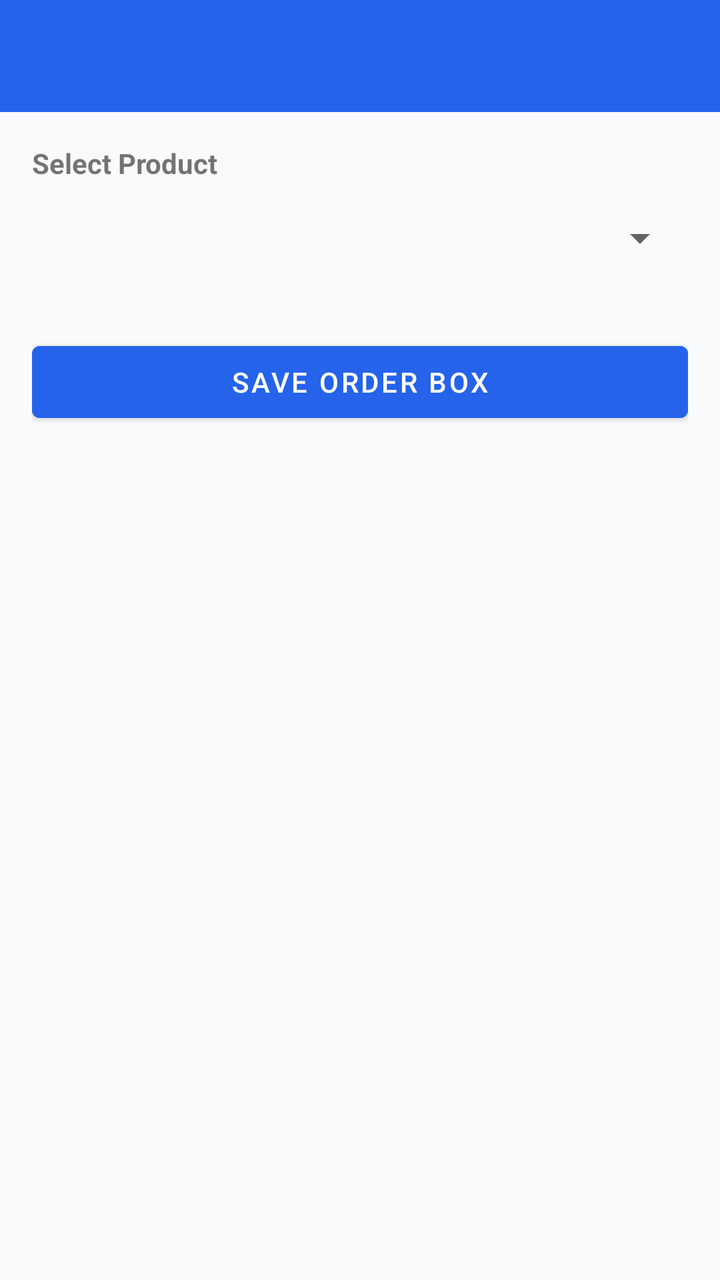
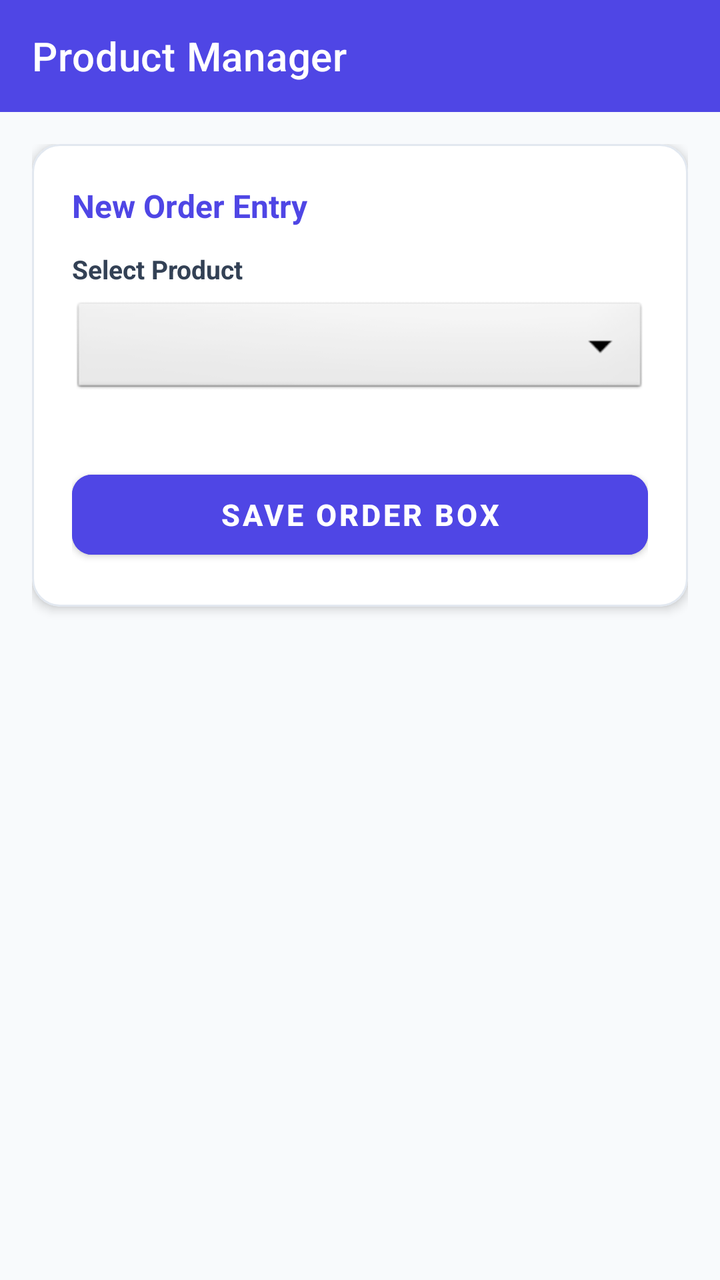

An Android layout rendered at two revisions. The XML below is the earlier revision; the diff shows what the commit changed to produce the second picture.
<!-- AndroidManifest.xml: application theme Theme.MaterialComponents.DayNight.NoActionBar -->
<!-- res/layout/activity_main.xml -->
<?xml version="1.0" encoding="utf-8"?>
<LinearLayout xmlns:android="http://schemas.android.com/apk/res/android"
    android:layout_width="match_parent"
    android:layout_height="match_parent"
    android:orientation="vertical"
    android:background="#F9FAFB">

    <androidx.appcompat.widget.Toolbar
        android:id="@+id/toolbar"
        android:layout_width="match_parent"
        android:layout_height="?attr/actionBarSize"
        android:background="#2563EB"
        android:theme="@style/ThemeOverlay.AppCompat.Dark.ActionBar"
        android:title="Product Manager"
        android:titleTextColor="#FFFFFF" />

    <ScrollView
        android:layout_width="match_parent"
        android:layout_height="match_parent"
        android:padding="16dp">

        <LinearLayout
            android:layout_width="match_parent"
            android:layout_height="wrap_content"
            android:orientation="vertical">

            
            <LinearLayout
                android:id="@+id/layoutHome"
                android:layout_width="match_parent"
                android:layout_height="wrap_content"
                android:orientation="vertical">

                <TextView 
                    android:layout_width="wrap_content"
                    android:layout_height="wrap_content"
                    android:text="Select Product" 
                    android:textStyle="bold" 
                    android:layout_marginBottom="4dp"/>
                <Spinner
                    android:id="@+id/spinnerHomeProduct"
                    android:layout_width="match_parent"
                    android:layout_height="48dp"
                    android:layout_marginBottom="12dp"/>

                <LinearLayout
                    android:id="@+id/layoutOrderInputs"
                    android:layout_width="match_parent"
                    android:layout_height="wrap_content"
                    android:orientation="vertical"
                    android:layout_marginBottom="12dp"/>

                <Button
                    android:id="@+id/btnSaveOrder"
                    android:layout_width="match_parent"
                    android:layout_height="wrap_content"
                    android:text="Save Order Box"
                    android:backgroundTint="#2563EB"
                    android:textColor="#FFFFFF"/>

                <LinearLayout
                    android:id="@+id/layoutSavedBoxes"
                    android:layout_width="match_parent"
                    android:layout_height="wrap_content"
                    android:orientation="vertical"
                    android:layout_marginTop="16dp"/>
            </LinearLayout>

            
            <LinearLayout
                android:id="@+id/layoutProductConfig"
                android:layout_width="match_parent"
                android:layout_height="wrap_content"
                android:orientation="vertical"
                android:visibility="gone">

                <TextView 
                    android:layout_width="wrap_content"
                    android:layout_height="wrap_content"
                    android:text="Product Name" 
                    android:textStyle="bold" 
                    android:layout_marginBottom="4dp"/>
                <EditText
                    android:id="@+id/etProductName"
                    android:layout_width="match_parent"
                    android:layout_height="wrap_content"
                    android:hint="Enter Product Name"
                    android:layout_marginBottom="12dp"/>

                <TextView 
                    android:layout_width="wrap_content"
                    android:layout_height="wrap_content"
                    android:text="Product Sizes" 
                    android:textStyle="bold" 
                    android:layout_marginBottom="4dp"/>
                <LinearLayout
                    android:id="@+id/layoutSizeRows"
                    android:layout_width="match_parent"
                    android:layout_height="wrap_content"
                    android:orientation="vertical"
                    android:layout_marginBottom="8dp"/>

                <Button
                    android:id="@+id/btnAddSize"
                    android:layout_width="wrap_content"
                    android:layout_height="wrap_content"
                    android:text="+ Add Size"
                    android:backgroundTint="#10B981"
                    android:textColor="#FFFFFF"
                    android:layout_marginBottom="16dp"/>

                <TextView 
                    android:layout_width="wrap_content"
                    android:layout_height="wrap_content"
                    android:text="Big Sizes Range" 
                    android:textStyle="bold" 
                    android:layout_marginBottom="4dp"/>
                <LinearLayout
                    android:layout_width="match_parent"
                    android:layout_height="wrap_content"
                    android:orientation="horizontal"
                    android:layout_marginBottom="12dp">
                    <EditText
                        android:id="@+id/etBigFrom"
                        android:layout_width="0dp"
                        android:layout_height="wrap_content"
                        android:layout_weight="1"
                        android:hint="Size From"/>
                    <EditText
                        android:id="@+id/etBigTo"
                        android:layout_width="0dp"
                        android:layout_height="wrap_content"
                        android:layout_weight="1"
                        android:hint="Size To"/>
                </LinearLayout>

                <TextView 
                    android:layout_width="wrap_content"
                    android:layout_height="wrap_content"
                    android:text="Small Sizes Range" 
                    android:textStyle="bold" 
                    android:layout_marginBottom="4dp"/>
                <LinearLayout
                    android:layout_width="match_parent"
                    android:layout_height="wrap_content"
                    android:orientation="horizontal"
                    android:layout_marginBottom="16dp">
                    <EditText
                        android:id="@+id/etSmallFrom"
                        android:layout_width="0dp"
                        android:layout_height="wrap_content"
                        android:layout_weight="1"
                        android:hint="Size From"/>
                    <EditText
                        android:id="@+id/etSmallTo"
                        android:layout_width="0dp"
                        android:layout_height="wrap_content"
                        android:layout_weight="1"
                        android:hint="Size To"/>
                </LinearLayout>

                <Button
                    android:id="@+id/btnSaveProduct"
                    android:layout_width="match_parent"
                    android:layout_height="wrap_content"
                    android:text="Save Product"
                    android:backgroundTint="#2563EB"
                    android:textColor="#FFFFFF"/>
            </LinearLayout>

            
            <LinearLayout
                android:id="@+id/layoutProductRates"
                android:layout_width="match_parent"
                android:layout_height="wrap_content"
                android:orientation="vertical"
                android:visibility="gone">

                <TextView 
                    android:layout_width="wrap_content"
                    android:layout_height="wrap_content"
                    android:text="Select Product" 
                    android:textStyle="bold" 
                    android:layout_marginBottom="4dp"/>
                <Spinner
                    android:id="@+id/spinnerRateProduct"
                    android:layout_width="match_parent"
                    android:layout_height="48dp"
                    android:layout_marginBottom="12dp"/>

                <TextView
                    android:id="@+id/tvBigRateLabel"
                    android:layout_width="wrap_content"
                    android:layout_height="wrap_content"
                    android:text="Big Product Rates"
                    android:textStyle="bold"
                    android:layout_marginBottom="4dp"/>
                <EditText
                    android:id="@+id/etBigRate"
                    android:layout_width="match_parent"
                    android:layout_height="wrap_content"
                    android:inputType="numberDecimal"
                    android:layout_marginBottom="12dp"/>

                <TextView
                    android:id="@+id/tvSmallRateLabel"
                    android:layout_width="wrap_content"
                    android:layout_height="wrap_content"
                    android:text="Small Product Rates"
                    android:textStyle="bold"
                    android:layout_marginBottom="4dp"/>
                <EditText
                    android:id="@+id/etSmallRate"
                    android:layout_width="match_parent"
                    android:layout_height="wrap_content"
                    android:inputType="numberDecimal"
                    android:layout_marginBottom="16dp"/>

                <Button
                    android:id="@+id/btnSaveRates"
                    android:layout_width="match_parent"
                    android:layout_height="wrap_content"
                    android:text="Save Rates"
                    android:backgroundTint="#2563EB"
                    android:textColor="#FFFFFF"/>
            </LinearLayout>

        </LinearLayout>
    </ScrollView>
</LinearLayout>
<!-- resources referenced by this layout -->
<resources>

</resources>

<!-- the commit's change to res/layout/activity_main.xml (unified diff, before → after) -->
@@ -1,23 +1,26 @@
 <?xml version="1.0" encoding="utf-8"?>
 <LinearLayout xmlns:android="http://schemas.android.com/apk/res/android"
+    xmlns:app="http://schemas.android.com/apk/res-auto"
     android:layout_width="match_parent"
     android:layout_height="match_parent"
     android:orientation="vertical"
-    android:background="#F9FAFB">
-
+    android:background="#F8FAFC">
+
+    
     <androidx.appcompat.widget.Toolbar
         android:id="@+id/toolbar"
         android:layout_width="match_parent"
         android:layout_height="?attr/actionBarSize"
-        android:background="#2563EB"
+        android:background="#4F46E5"
         android:theme="@style/ThemeOverlay.AppCompat.Dark.ActionBar"
-        android:title="Product Manager"
-        android:titleTextColor="#FFFFFF" />
+        app:title="Product Manager"
+        app:titleTextColor="#FFFFFF" />
 
     <ScrollView
         android:layout_width="match_parent"
         android:layout_height="match_parent"
-        android:padding="16dp">
+        android:padding="16dp"
+        android:clipToPadding="false">
 
         <LinearLayout
             android:layout_width="match_parent"
@@ -25,205 +28,314 @@
             android:orientation="vertical">
 
             
-            <LinearLayout
+            <com.google.android.material.card.MaterialCardView
                 android:id="@+id/layoutHome"
                 android:layout_width="match_parent"
                 android:layout_height="wrap_content"
-                android:orientation="vertical">
-
-                <TextView 
-                    android:layout_width="wrap_content"
-                    android:layout_height="wrap_content"
-                    android:text="Select Product" 
-                    android:textStyle="bold" 
-                    android:layout_marginBottom="4dp"/>
-                <Spinner
-                    android:id="@+id/spinnerHomeProduct"
-                    android:layout_width="match_parent"
-                    android:layout_height="48dp"
-                    android:layout_marginBottom="12dp"/>
+                android:layout_marginBottom="16dp"
+                app:cardCornerRadius="14dp"
+                app:cardElevation="3dp"
+                app:cardUseCompatPadding="false"
+                app:strokeWidth="1dp"
+                app:strokeColor="#E2E8F0">
 
                 <LinearLayout
-                    android:id="@+id/layoutOrderInputs"
                     android:layout_width="match_parent"
                     android:layout_height="wrap_content"
                     android:orientation="vertical"
-                    android:layout_marginBottom="12dp"/>
-
-                <Button
-                    android:id="@+id/btnSaveOrder"
-                    android:layout_width="match_parent"
-                    android:layout_height="wrap_content"
-                    android:text="Save Order Box"
-                    android:backgroundTint="#2563EB"
-                    android:textColor="#FFFFFF"/>
+                    android:padding="20dp">
+
+                    <TextView
+                        android:layout_width="wrap_content"
+                        android:layout_height="wrap_content"
+                        android:text="New Order Entry"
+                        android:textSize="16sp"
+                        android:textStyle="bold"
+                        android:textColor="#4F46E5"
+                        android:layout_marginBottom="12dp"/>
+
+                    <TextView 
+                        android:layout_width="wrap_content"
+                        android:layout_height="wrap_content"
+                        android:text="Select Product" 
+                        android:textSize="13sp"
+                        android:textStyle="bold" 
+                        android:textColor="#334155"
+                        android:layout_marginBottom="6dp"/>
+                    <Spinner
+                        android:id="@+id/spinnerHomeProduct"
+                        android:layout_width="match_parent"
+                        android:layout_height="50dp"
+                        android:background="@android:drawable/btn_dropdown"
+                        android:layout_marginBottom="16dp"/>
+
+                    <LinearLayout
+                        android:id="@+id/layoutOrderInputs"
+                        android:layout_width="match_parent"
+                        android:layout_height="wrap_content"
+                        android:orientation="vertical"
+                        android:layout_marginBottom="16dp"/>
+
+                    <Button
+                        android:id="@+id/btnSaveOrder"
+                        android:layout_width="match_parent"
+                        android:layout_height="52dp"
+                        android:text="Save Order Box"
+                        android:textSize="15sp"
+                        android:textStyle="bold"
+                        android:backgroundTint="#4F46E5"
+                        android:textColor="#FFFFFF"
+                        app:cornerRadius="10dp"/>
+
+                </LinearLayout>
+            </com.google.android.material.card.MaterialCardView>
+
+            
+            <LinearLayout
+                android:id="@+id/layoutSavedBoxes"
+                android:layout_width="match_parent"
+                android:layout_height="wrap_content"
+                android:orientation="vertical"/>
+
+            
+            <com.google.android.material.card.MaterialCardView
+                android:id="@+id/layoutProductConfig"
+                android:layout_width="match_parent"
+                android:layout_height="wrap_content"
+                android:layout_marginBottom="16dp"
+                android:visibility="gone"
+                app:cardCornerRadius="14dp"
+                app:cardElevation="3dp"
+                app:strokeWidth="1dp"
+                app:strokeColor="#E2E8F0">
 
                 <LinearLayout
-                    android:id="@+id/layoutSavedBoxes"
                     android:layout_width="match_parent"
                     android:layout_height="wrap_content"
                     android:orientation="vertical"
-                    android:layout_marginTop="16dp"/>
-            </LinearLayout>
+                    android:padding="20dp">
+
+                    <TextView
+                        android:layout_width="wrap_content"
+                        android:layout_height="wrap_content"
+                        android:text="Add Product &amp; Sizes"
+                        android:textSize="16sp"
+                        android:textStyle="bold"
+                        android:textColor="#4F46E5"
+                        android:layout_marginBottom="16dp"/>
+
+                    <TextView 
+                        android:layout_width="wrap_content"
+                        android:layout_height="wrap_content"
+                        android:text="Product Name" 
+                        android:textSize="13sp"
+                        android:textStyle="bold" 
+                        android:textColor="#334155"
+                        android:layout_marginBottom="6dp"/>
+                    <EditText
+                        android:id="@+id/etProductName"
+                        android:layout_width="match_parent"
+                        android:layout_height="50dp"
+                        android:hint="Enter Product Name"
+                        android:paddingHorizontal="12dp"
+                        android:background="@android:drawable/editbox_background_normal"
+                        android:layout_marginBottom="16dp"/>
+
+                    <TextView 
+                        android:layout_width="wrap_content"
+                        android:layout_height="wrap_content"
+                        android:text="Product Sizes" 
+                        android:textSize="13sp"
+                        android:textStyle="bold" 
+                        android:textColor="#334155"
+                        android:layout_marginBottom="6dp"/>
+                    <LinearLayout
+                        android:id="@+id/layoutSizeRows"
+                        android:layout_width="match_parent"
+                        android:layout_height="wrap_content"
+                        android:orientation="vertical"
+                        android:layout_marginBottom="8dp"/>
+
+                    <Button
+                        android:id="@+id/btnAddSize"
+                        android:layout_width="wrap_content"
+                        android:layout_height="44dp"
+                        android:text="+ Add Size"
+                        android:textStyle="bold"
+                        android:backgroundTint="#10B981"
+                        android:textColor="#FFFFFF"
+                        app:cornerRadius="8dp"
+                        android:layout_marginBottom="16dp"/>
+
+                    <TextView 
+                        android:layout_width="wrap_content"
+                        android:layout_height="wrap_content"
+                        android:text="Big Sizes Range" 
+                        android:textSize="13sp"
+                        android:textStyle="bold" 
+                        android:textColor="#334155"
+                        android:layout_marginBottom="6dp"/>
+                    <LinearLayout
+                        android:layout_width="match_parent"
+                        android:layout_height="wrap_content"
+                        android:orientation="horizontal"
+                        android:layout_marginBottom="16dp">
+                        <EditText
+                            android:id="@+id/etBigFrom"
+                            android:layout_width="0dp"
+                            android:layout_height="48dp"
+                            android:layout_weight="1"
+                            android:hint="Size From"
+                            android:paddingHorizontal="10dp"
+                            android:background="@android:drawable/editbox_background_normal"
+                            android:layout_marginRight="8dp"/>
+                        <EditText
+                            android:id="@+id/etBigTo"
+                            android:layout_width="0dp"
+                            android:layout_height="48dp"
+                            android:layout_weight="1"
+                            android:hint="Size To"
+                            android:paddingHorizontal="10dp"
+                            android:background="@android:drawable/editbox_background_normal"/>
+                    </LinearLayout>
+
+                    <TextView 
+                        android:layout_width="wrap_content"
+                        android:layout_height="wrap_content"
+                        android:text="Small Sizes Range" 
+                        android:textSize="13sp"
+                        android:textStyle="bold" 
+                        android:textColor="#334155"
+                        android:layout_marginBottom="6dp"/>
+                    <LinearLayout
+                        android:layout_width="match_parent"
+                        android:layout_height="wrap_content"
+                        android:orientation="horizontal"
+                        android:layout_marginBottom="20dp">
+                        <EditText
+                            android:id="@+id/etSmallFrom"
+                            android:layout_width="0dp"
+                            android:layout_height="48dp"
+                            android:layout_weight="1"
+                            android:hint="Size From"
+                            android:paddingHorizontal="10dp"
+                            android:background="@android:drawable/editbox_background_normal"
+                            android:layout_marginRight="8dp"/>
+                        <EditText
+                            android:id="@+id/etSmallTo"
+                            android:layout_width="0dp"
+                            android:layout_height="48dp"
+                            android:layout_weight="1"
+                            android:hint="Size To"
+                            android:paddingHorizontal="10dp"
+                            android:background="@android:drawable/editbox_background_normal"/>
+                    </LinearLayout>
+
+                    <Button
+                        android:id="@+id/btnSaveProduct"
+                        android:layout_width="match_parent"
+                        android:layout_height="52dp"
+                        android:text="Save Product"
+                        android:textStyle="bold"
+                        android:backgroundTint="#4F46E5"
+                        android:textColor="#FFFFFF"
+                        app:cornerRadius="10dp"/>
+
+                </LinearLayout>
+            </com.google.android.material.card.MaterialCardView>
 
             
-            <LinearLayout
-                android:id="@+id/layoutProductConfig"
+            <com.google.android.material.card.MaterialCardView
+                android:id="@+id/layoutProductRates"
                 android:layout_width="match_parent"
                 android:layout_height="wrap_content"
-                android:orientation="vertical"
-                android:visibility="gone">
-
-                <TextView 
-                    android:layout_width="wrap_content"
-                    android:layout_height="wrap_content"
-                    android:text="Product Name" 
-                    android:textStyle="bold" 
-                    android:layout_marginBottom="4dp"/>
-                <EditText
-                    android:id="@+id/etProductName"
-                    android:layout_width="match_parent"
-                    android:layout_height="wrap_content"
-                    android:hint="Enter Product Name"
-                    android:layout_marginBottom="12dp"/>
-
-                <TextView 
-                    android:layout_width="wrap_content"
-                    android:layout_height="wrap_content"
-                    android:text="Product Sizes" 
-                    android:textStyle="bold" 
-                    android:layout_marginBottom="4dp"/>
+                android:layout_marginBottom="16dp"
+                android:visibility="gone"
+                app:cardCornerRadius="14dp"
+                app:cardElevation="3dp"
+                app:strokeWidth="1dp"
+                app:strokeColor="#E2E8F0">
+
                 <LinearLayout
-                    android:id="@+id/layoutSizeRows"
                     android:layout_width="match_parent"
                     android:layout_height="wrap_content"
                     android:orientation="vertical"
-                    android:layout_marginBottom="8dp"/>
-
-                <Button
-                    android:id="@+id/btnAddSize"
-                    android:layout_width="wrap_content"
-                    android:layout_height="wrap_content"
-                    android:text="+ Add Size"
-                    android:backgroundTint="#10B981"
-                    android:textColor="#FFFFFF"
-                    android:layout_marginBottom="16dp"/>
-
-                <TextView 
-                    android:layout_width="wrap_content"
-                    android:layout_height="wrap_content"
-                    android:text="Big Sizes Range" 
-                    android:textStyle="bold" 
-                    android:layout_marginBottom="4dp"/>
-                <LinearLayout
-                    android:layout_width="match_parent"
-                    android:layout_height="wrap_content"
-                    android:orientation="horizontal"
-                    android:layout_marginBottom="12dp">
+                    android:padding="20dp">
+
+                    <TextView
+                        android:layout_width="wrap_content"
+                        android:layout_height="wrap_content"
+                        android:text="Set Product Rates"
+                        android:textSize="16sp"
+                        android:textStyle="bold"
+                        android:textColor="#4F46E5"
+                        android:layout_marginBottom="16dp"/>
+
+                    <TextView 
+                        android:layout_width="wrap_content"
+                        android:layout_height="wrap_content"
+                        android:text="Select Product" 
+                        android:textSize="13sp"
+                        android:textStyle="bold" 
+                        android:textColor="#334155"
+                        android:layout_marginBottom="6dp"/>
+                    <Spinner
+                        android:id="@+id/spinnerRateProduct"
+                        android:layout_width="match_parent"
+                        android:layout_height="50dp"
+                        android:background="@android:drawable/btn_dropdown"
+                        android:layout_marginBottom="16dp"/>
+
+                    <TextView
+                        android:id="@+id/tvBigRateLabel"
+                        android:layout_width="wrap_content"
+                        android:layout_height="wrap_content"
+                        android:text="Big Product Rates"
+                        android:textSize="13sp"
+                        android:textStyle="bold"
+                        android:textColor="#334155"
+                        android:layout_marginBottom="6dp"/>
                     <EditText
-                        android:id="@+id/etBigFrom"
-                        android:layout_width="0dp"
-                        android:layout_height="wrap_content"
-                        android:layout_weight="1"
-                        android:hint="Size From"/>
+                        android:id="@+id/etBigRate"
+                        android:layout_width="match_parent"
+                        android:layout_height="50dp"
+                        android:inputType="numberDecimal"
+                        android:hint="Enter Big rate"
+                        android:paddingHorizontal="12dp"
+                        android:background="@android:drawable/editbox_background_normal"
+                        android:layout_marginBottom="16dp"/>
+
+                    <TextView
+                        android:id="@+id/tvSmallRateLabel"
+                        android:layout_width="wrap_content"
+                        android:layout_height="wrap_content"
+                        android:text="Small Product Rates"
+                        android:textSize="13sp"
+                        android:textStyle="bold"
+                        android:textColor="#334155"
+                        android:layout_marginBottom="6dp"/>
                     <EditText
-                        android:id="@+id/etBigTo"
-                        android:layout_width="0dp"
-                        android:layout_height="wrap_content"
-                        android:layout_weight="1"
-                        android:hint="Size To"/>
+                        android:id="@+id/etSmallRate"
+                        android:layout_width="match_parent"
+                        android:layout_height="50dp"
+                        android:inputType="numberDecimal"
+                        android:hint="Enter Small rate"
+                        android:paddingHorizontal="12dp"
+                        android:background="@android:drawable/editbox_background_normal"
+                        android:layout_marginBottom="20dp"/>
+
+                    <Button
+                        android:id="@+id/btnSaveRates"
+                        android:layout_width="match_parent"
+                        android:layout_height="52dp"
+                        android:text="Save Rates"
+                        android:textStyle="bold"
+                        android:backgroundTint="#4F46E5"
+                        android:textColor="#FFFFFF"
+                        app:cornerRadius="10dp"/>
+
                 </LinearLayout>
-
-                <TextView 
-                    android:layout_width="wrap_content"
-                    android:layout_height="wrap_content"
-                    android:text="Small Sizes Range" 
-                    android:textStyle="bold" 
-                    android:layout_marginBottom="4dp"/>
-                <LinearLayout
-                    android:layout_width="match_parent"
-                    android:layout_height="wrap_content"
-                    android:orientation="horizontal"
-                    android:layout_marginBottom="16dp">
-                    <EditText
-                        android:id="@+id/etSmallFrom"
-                        android:layout_width="0dp"
-                        android:layout_height="wrap_content"
-                        android:layout_weight="1"
-                        android:hint="Size From"/>
-                    <EditText
-                        android:id="@+id/etSmallTo"
-                        android:layout_width="0dp"
-                        android:layout_height="wrap_content"
-                        android:layout_weight="1"
-                        android:hint="Size To"/>
-                </LinearLayout>
-
-                <Button
-                    android:id="@+id/btnSaveProduct"
-                    android:layout_width="match_parent"
-                    android:layout_height="wrap_content"
-                    android:text="Save Product"
-                    android:backgroundTint="#2563EB"
-                    android:textColor="#FFFFFF"/>
-            </LinearLayout>
-
-            
-            <LinearLayout
-                android:id="@+id/layoutProductRates"
-                android:layout_width="match_parent"
-                android:layout_height="wrap_content"
-                android:orientation="vertical"
-                android:visibility="gone">
-
-                <TextView 
-                    android:layout_width="wrap_content"
-                    android:layout_height="wrap_content"
-                    android:text="Select Product" 
-                    android:textStyle="bold" 
-                    android:layout_marginBottom="4dp"/>
-                <Spinner
-                    android:id="@+id/spinnerRateProduct"
-                    android:layout_width="match_parent"
-                    android:layout_height="48dp"
-                    android:layout_marginBottom="12dp"/>
-
-                <TextView
-                    android:id="@+id/tvBigRateLabel"
-                    android:layout_width="wrap_content"
-                    android:layout_height="wrap_content"
-                    android:text="Big Product Rates"
-                    android:textStyle="bold"
-                    android:layout_marginBottom="4dp"/>
-                <EditText
-                    android:id="@+id/etBigRate"
-                    android:layout_width="match_parent"
-                    android:layout_height="wrap_content"
-                    android:inputType="numberDecimal"
-                    android:layout_marginBottom="12dp"/>
-
-                <TextView
-                    android:id="@+id/tvSmallRateLabel"
-                    android:layout_width="wrap_content"
-                    android:layout_height="wrap_content"
-                    android:text="Small Product Rates"
-                    android:textStyle="bold"
-                    android:layout_marginBottom="4dp"/>
-                <EditText
-                    android:id="@+id/etSmallRate"
-                    android:layout_width="match_parent"
-                    android:layout_height="wrap_content"
-                    android:inputType="numberDecimal"
-                    android:layout_marginBottom="16dp"/>
-
-                <Button
-                    android:id="@+id/btnSaveRates"
-                    android:layout_width="match_parent"
-                    android:layout_height="wrap_content"
-                    android:text="Save Rates"
-                    android:backgroundTint="#2563EB"
-                    android:textColor="#FFFFFF"/>
-            </LinearLayout>
+            </com.google.android.material.card.MaterialCardView>
 
         </LinearLayout>
     </ScrollView>
